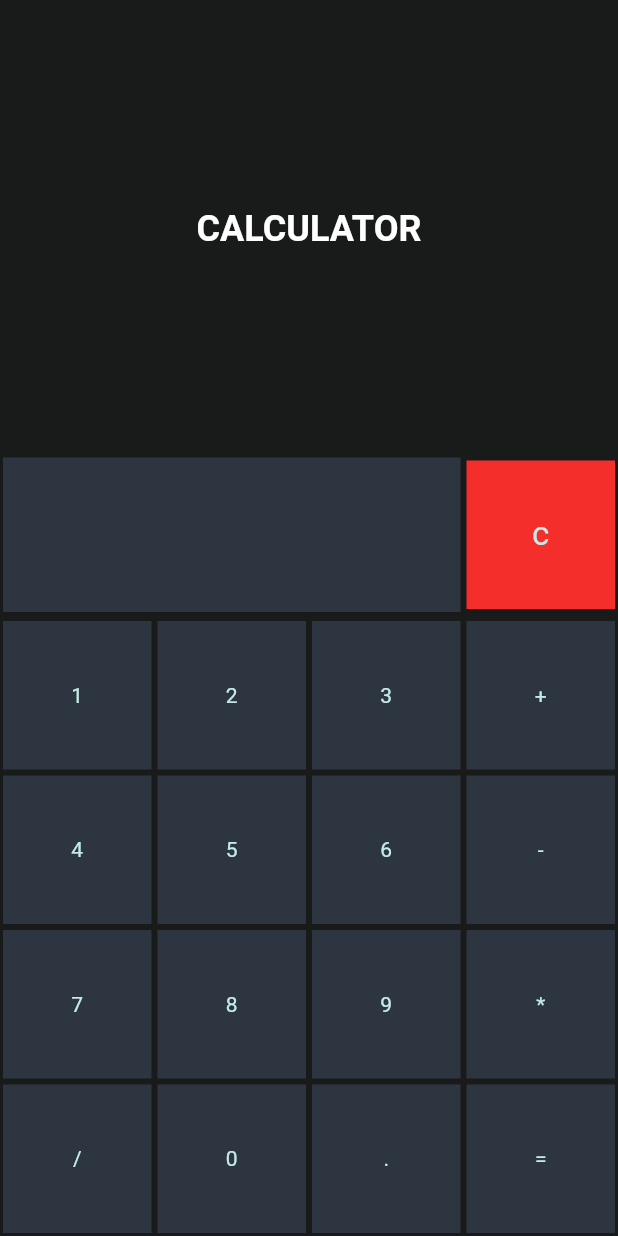
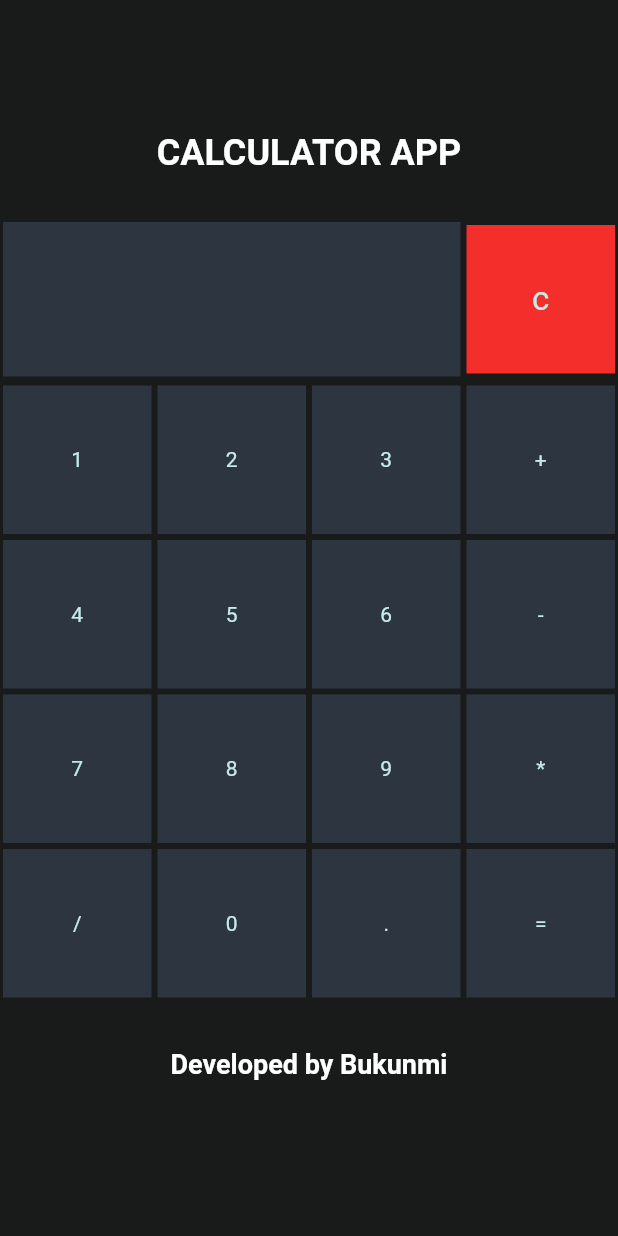
Before and after one commit to bukunmialuko/kids_project_003, a Flutter app: the screen it shows after launch, on a phone screen of 412 x 824 dp. Run offline on Flutter 3.47's test engine with Material 2 defaults, Android fonts, the phone set to English and light mode, and no system bars; our stand-ins replace math_expressions.

Commit message:
App is ok

```diff
--- a/lib/home_screen.dart
+++ b/lib/home_screen.dart
@@ -1,4 +1,5 @@
 import 'package:flutter/material.dart';
+import 'package:flutter/services.dart';
 import 'package:math_expressions/math_expressions.dart';
 
 class HomeScreen extends StatefulWidget {
@@ -9,37 +10,60 @@ class HomeScreen extends StatefulWidget {
 }
 
 class _HomeScreenState extends State<HomeScreen> {
-  // var red = #f42e2a
-  // var grey = #2d3541
-  // var whitish = #c4ebe8
-  // https://imagecolorpicker.com/en amazing website, it shows complimentary colors
-
-  // num numberOnScreen = 0;
-  // num numberInMemory = 0;
-  // String operation = "";
-
   @override
   Widget build(BuildContext context) {
-    // var unitCell = MediaQuery.of(context).size.width / 4;
+    var unitCell = MediaQuery.of(context).size.width / 4;
     return Scaffold(
+      appBar: AppBar(
+        elevation: 0,
         backgroundColor: Color(0xff191a1a),
-      body: SafeArea(
+        brightness: Brightness.dark, // status bar brightness
+      ),
+      backgroundColor: Color(0xff191a1a),
+      body: SingleChildScrollView(
+        child: SafeArea(
+          child: Container(
             child: Column(
-          mainAxisAlignment: MainAxisAlignment.end,
+              // mainAxisAlignment: MainAxisAlignment.end,
+              mainAxisSize: MainAxisSize.min,
               children: [
-            Spacer(),
-            Center(
-                child: Text(
-              "CALCULATOR",
+                SizedBox(height: 32),
+                Column(
+                  mainAxisSize: MainAxisSize.min,
+                  crossAxisAlignment: CrossAxisAlignment.center,
+                  children: [
+                    Text(
+                      "CALCULATOR APP",
+                      textAlign: TextAlign.center,
                       style: TextStyle(
                           color: Colors.white,
                           fontSize: 24,
                           fontWeight: FontWeight.bold),
-            )),
-            Spacer(),
+                    ),
+                  ],
+                ),
+                SizedBox(height: 32),
                 Row(
                   children: [
-                Expanded(child: ResultScreen(value: _history)),
+                    Expanded(
+                        child: Container(
+                            color: Color(0xff2d3541),
+                            margin: EdgeInsets.fromLTRB(2, 0, 2, 4),
+                            height: unitCell,
+                            child: Column(
+                              crossAxisAlignment: CrossAxisAlignment.start,
+                              mainAxisAlignment: MainAxisAlignment.center,
+                              children: [
+                                Padding(
+                                  padding: const EdgeInsets.all(8.0),
+                                  child: Text(
+                                    _expression,
+                                    style: TextStyle(
+                                        color: Color(0xffc4ebe8), fontSize: 22),
+                                  ),
+                                )
+                              ],
+                            ))),
                     ClearSquareButton(operationSign: "c", callback: allClear),
                   ],
                 ),
@@ -116,14 +140,30 @@ class _HomeScreenState extends State<HomeScreen> {
                       callback: evaluate,
                     )
                   ],
-            )
+                ),
+                SizedBox(height: 32),
+                Column(
+                  mainAxisSize: MainAxisSize.min,
+                  crossAxisAlignment: CrossAxisAlignment.center,
+                  children: [
+                    Text(
+                      "Developed by Bukunmi",
+                      textAlign: TextAlign.center,
+                      style: TextStyle(
+                          color: Colors.white,
+                          fontSize: 18,
+                          fontWeight: FontWeight.bold),
+                    ),
                   ],
+                ),
+              ],
+            ),
+          ),
         ),
       ),
     );
   }
 
-  String _history = '';
   String _expression = '';
 
   void numClick(String text) {
@@ -133,13 +173,6 @@ class _HomeScreenState extends State<HomeScreen> {
   }
 
   void allClear(String text) {
-    setState(() {
-      _history = '';
-      _expression = '';
-    });
-  }
-
-  void clear(String text) {
     setState(() {
       _expression = '';
     });
@@ -151,7 +184,6 @@ class _HomeScreenState extends State<HomeScreen> {
     ContextModel cm = ContextModel();
 
     setState(() {
-      _history = _expression;
       _expression = exp.evaluate(EvaluationType.REAL, cm).toString();
     });
   }
@@ -240,35 +272,3 @@ class ClearSquareButton extends StatelessWidget {
     );
   }
 }
-
-class ResultScreen extends StatelessWidget {
-  final String value;
-  const ResultScreen({
-    Key? key,
-    required this.value,
-  }) : super(key: key);
-
-  @override
-  Widget build(BuildContext context) {
-    var unitCell = (MediaQuery.of(context).size.width / 4);
-
-    return Container(
-        color: Color(0xff2d3541),
-        margin: EdgeInsets.fromLTRB(2, 0, 2, 4),
-        // width: unitCellWidth,
-        height: unitCell,
-        child: Column(
-          crossAxisAlignment: CrossAxisAlignment.start,
-          mainAxisAlignment: MainAxisAlignment.center,
-          children: [
-            Padding(
-              padding: const EdgeInsets.all(8.0),
-              child: Text(
-                value,
-                style: TextStyle(color: Color(0xffc4ebe8), fontSize: 22),
-              ),
-            )
-          ],
-        ));
-  }
-}
```
Lines whose indentation alone changed are shown as unchanged.
